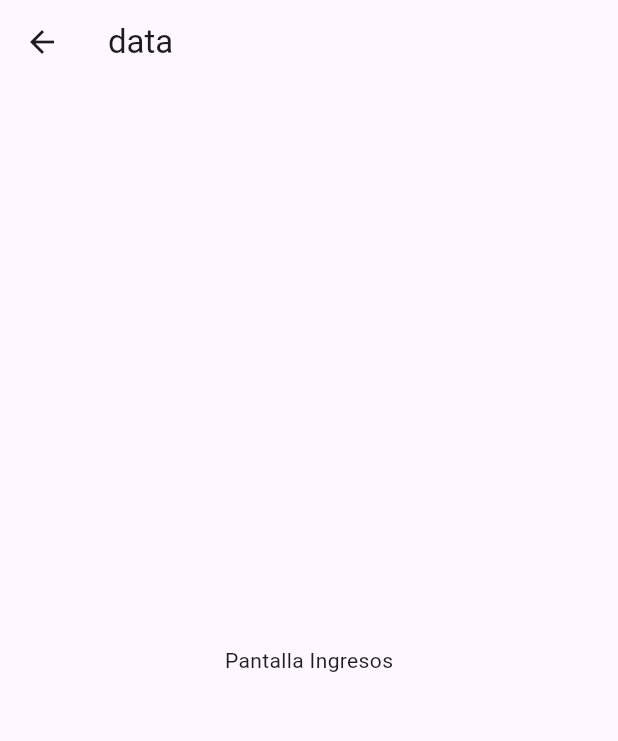
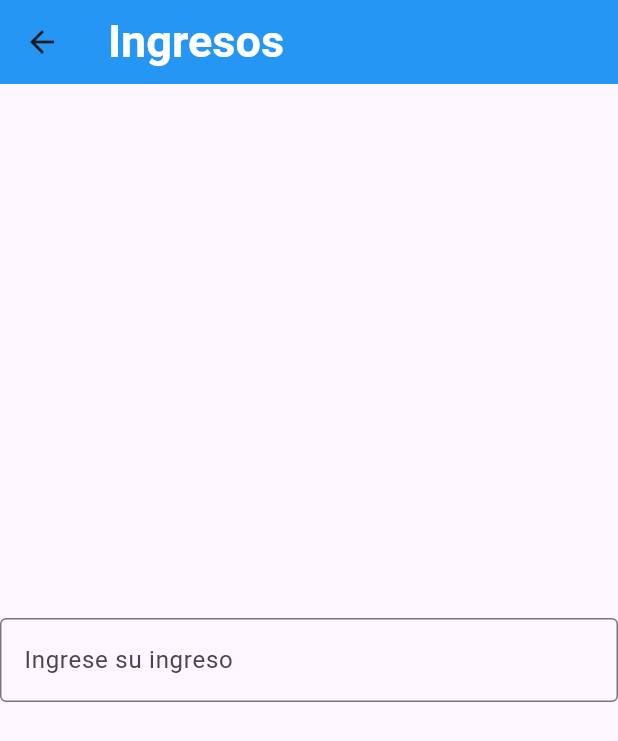
Before and after one commit to b0t-m4ni4k/cash_why, a Flutter app: the screen it shows after launch, after a tap on "Ingresos", on a phone screen of 412 x 824 dp. Shown: the top 741 px of the screen. Run offline on Flutter 3.47's test engine with Material 3 defaults, Android fonts, the phone set to English and light mode, and no system bars.

Commit message:
Ingresar Datos

```diff
--- /dev/null
+++ b/lib/pantallas/app_bar.dart
@@ -0,0 +1,26 @@
+import "package:flutter/material.dart";
+
+class Cabeza extends StatelessWidget implements PreferredSizeWidget {
+  const Cabeza({required this.title, super.key});
+
+  final String title;
+
+  @override
+  Size get preferredSize => const Size.fromHeight(kToolbarHeight);
+
+  @override
+  Widget build(BuildContext context) {
+    return AppBar(
+      title: Text(
+        "$title",
+        style: TextStyle(
+          fontSize: 30,
+          fontWeight: FontWeight.bold,
+          color: Colors.white,
+        ),
+      ),
+      backgroundColor: const Color.fromARGB(255, 37, 150, 243),
+      actions: [],
+    );
+  }
+}
--- a/lib/pantallas/pantallaEgresos.dart
+++ b/lib/pantallas/pantallaEgresos.dart
@@ -1,3 +1,4 @@
+import 'package:cash_why/pantallas/app_bar.dart';
 import 'package:flutter/material.dart';
 
 class PantallaEgresos extends StatelessWidget {
@@ -8,8 +9,15 @@ class PantallaEgresos extends StatelessWidget {
   @override
   Widget build(BuildContext context) {
     return Scaffold(
-      appBar: AppBar(title: Text("$nameButton")),
-      body: const Center(child: Text("Pantalla Ingresos")),
+      appBar: Cabeza(title: nameButton),
+      body: Center(
+        child: TextField(
+          decoration: InputDecoration(
+            border: OutlineInputBorder(),
+            labelText: 'Ingrese su ingreso',
+          ),
+        ),
+      ),
     );
   }
 }
--- a/lib/pantallas/pantallaIngresos.dart
+++ b/lib/pantallas/pantallaIngresos.dart
@@ -1,13 +1,24 @@
+import 'package:cash_why/pantallas/app_bar.dart';
 import 'package:flutter/material.dart';
+import 'package:flutter/services.dart';
 
 class PantallaIngresos extends StatelessWidget {
-  const PantallaIngresos({super.key});
+  const PantallaIngresos({required this.nameButton, super.key});
+
+  final String nameButton;
 
   @override
   Widget build(BuildContext context) {
     return Scaffold(
-      appBar: AppBar(title: const Text("data")),
-      body: const Center(child: Text("Pantalla Ingresos")),
+      appBar: Cabeza(title: nameButton),
+      body: Center(
+        child: TextField(
+          decoration: InputDecoration(
+            border: OutlineInputBorder(),
+            labelText: 'Ingrese su ingreso',
+          ),
+        ),
+      ),
     );
   }
 }
--- a/lib/pantallas/pantalla_principal.dart
+++ b/lib/pantallas/pantalla_principal.dart
@@ -1,3 +1,4 @@
+import 'package:cash_why/pantallas/app_bar.dart';
 import 'package:cash_why/pantallas/pantallaEgresos.dart';
 import 'package:cash_why/pantallas/pantallaIngresos.dart';
 import 'package:flutter/material.dart';
@@ -10,7 +11,7 @@ class PantallaPrincipal extends StatelessWidget {
     return Scaffold(
       appBar: PreferredSize(
         preferredSize: const Size.fromHeight(100),
-        child: const Cabeza(),
+        child: const Cabeza(title: "Why Cash"),
       ),
       body: Align(
         alignment: Alignment(0, -0.5),
@@ -25,26 +26,6 @@ class PantallaPrincipal extends StatelessWidget {
           ),
         ),
       ),
-    );
-  }
-}
-
-class Cabeza extends StatelessWidget {
-  const Cabeza({super.key});
-
-  @override
-  Widget build(BuildContext context) {
-    return AppBar(
-      title: const Text(
-        "Why Cash?",
-        style: TextStyle(
-          fontSize: 30,
-          fontWeight: FontWeight.bold,
-          color: Colors.white,
-        ),
-      ),
-      backgroundColor: const Color.fromARGB(255, 37, 150, 243),
-      actions: [],
     );
   }
 }
@@ -64,7 +45,7 @@ class BotonesPrincipal extends StatelessWidget {
           MaterialPageRoute(
             builder: (context) {
               if (nameButton == "Ingresos") {
-                return PantallaIngresos();
+                return PantallaIngresos(nameButton: nameButton);
               } else if (nameButton == "Egresos") {
                 return PantallaEgresos(nameButton: nameButton);
               }
```
